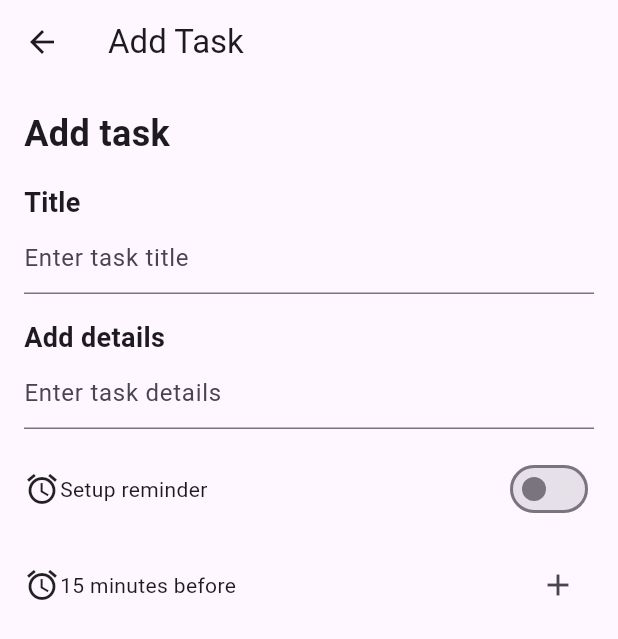
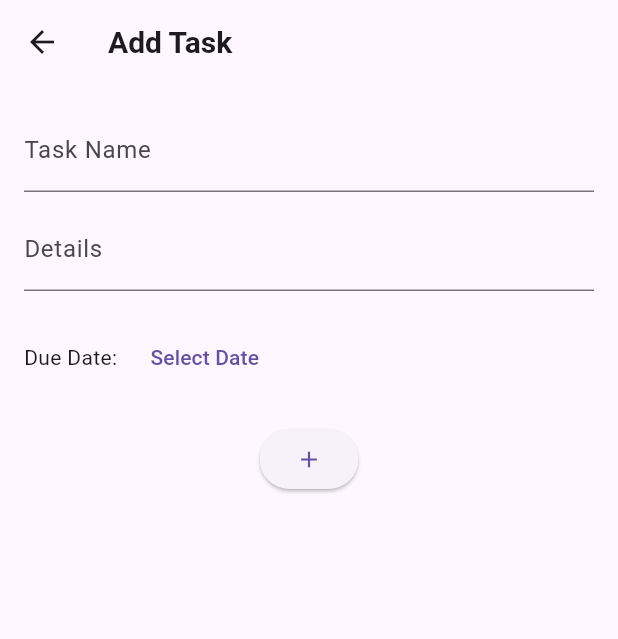
Before and after one commit to Kylaaajy/cc206-dolisto, a Flutter app: the AddTask screen opened by its route, after a tap on the "add" icon, on a phone screen of 412 x 824 dp. Shown: the top 639 px of the screen. Run offline on Flutter 3.47's test engine with Material 3 defaults, Android fonts, the phone set to English and light mode, and no system bars; our stand-ins replace sqflite, table_calendar; accounts and stored records are empty.

Commit message:
edited the codes

```diff
--- a/lib/Features/add_task.dart
+++ b/lib/Features/add_task.dart
@@ -1,78 +1,98 @@
 import 'package:flutter/material.dart';
 
-class AddTask extends StatelessWidget {
-  const AddTask({Key? key}) : super(key: key);
+class AddTask extends StatefulWidget {
+  @override
+  _AddTaskState createState() => _AddTaskState();
+}
+
+class _AddTaskState extends State<AddTask> {
+  final TextEditingController _taskController = TextEditingController();
+  final TextEditingController _detailsController = TextEditingController();
+  DateTime? _selectedDate; // Make _selectedDate nullable
 
   @override
   Widget build(BuildContext context) {
     return Scaffold(
       appBar: AppBar(
-        title: Text("Add Task"),
+        title: Text(
+          'Add Task',
+          style: TextStyle(
+            fontSize: 20,
+            fontWeight: FontWeight.bold,
+          ),
+        ),
       ),
       body: Padding(
         padding: const EdgeInsets.all(16.0),
         child: Column(
-          crossAxisAlignment: CrossAxisAlignment.start,
           children: [
-            Text(
-              "Add task",
-              style: TextStyle(
-                fontSize: 24,
-                fontWeight: FontWeight.bold,
-              ),
+            TextField(
+              controller: _taskController,
+              decoration: InputDecoration(labelText: 'Task Name'),
             ),
-            SizedBox(height: 16.0),
-            Text(
-              "Title",
-              style: TextStyle(
-                fontSize: 18,
-                fontWeight: FontWeight.bold,
-              ),
+            SizedBox(height: 10),
+            TextField(
+              controller: _detailsController,
+              decoration:
+                  InputDecoration(labelText: 'Details'), // Add details field
             ),
-            TextFormField(
-              decoration: InputDecoration(
-                hintText: "Enter task title",
-              ),
-            ),
-            SizedBox(height: 16.0),
-            Text(
-              "Add details",
-              style: TextStyle(
-                fontSize: 18,
-                fontWeight: FontWeight.bold,
-              ),
-            ),
-            TextFormField(
-              decoration: InputDecoration(
-                hintText: "Enter task details",
-              ),
-            ),
-            SizedBox(height: 16.0),
+            SizedBox(height: 20),
             Row(
               children: [
-                Icon(Icons.alarm),
-                Text("Setup reminder"),
-                Spacer(),
-                Switch(value: false, onChanged: (value) {}),
+                Text('Due Date:'),
+                SizedBox(width: 10),
+                TextButton(
+                  onPressed: () {
+                    _selectDate(context);
+                  },
+                  child: Text(
+                    _selectedDate != null
+                        ? '${_selectedDate!.toLocal()}'.split(' ')[0]
+                        : 'Select Date',
+                  ),
+                ),
               ],
             ),
-            SizedBox(height: 16.0),
-            Row(
-              children: [
-                Icon(Icons.alarm),
-                Text("15 minutes before"),
-                Spacer(),
-                IconButton(
-                  icon: Icon(Icons.add),
-                  onPressed: () {
-                    // Implement add reminder logic
-                  },
-                ),
-              ],
+            SizedBox(height: 20),
+            ElevatedButton(
+              onPressed: () {
+                _addTask();
+              },
+              child: Icon(Icons.add),
             ),
           ],
         ),
       ),
     );
   }
+
+  Future<void> _selectDate(BuildContext context) async {
+    final DateTime? picked = await showDatePicker(
+      context: context,
+      initialDate: _selectedDate ?? DateTime.now(),
+      firstDate: DateTime.now(),
+      lastDate: DateTime(2101),
+    );
+
+    if (picked != null && picked != _selectedDate) {
+      setState(() {
+        _selectedDate = picked;
+      });
+    }
+  }
+
+  void _addTask() {
+    if (_taskController.text.isNotEmpty && _selectedDate != null) {
+      //Use a callback function to pass the task to the previous screen.
+      Navigator.pop(
+        context,
+        {
+          'name': _taskController.text,
+          'details': _detailsController.text,
+          'dueDate': _selectedDate!,
+          'isDone': false,
+        },
+      );
+    }
+  }
 }
--- a/lib/Features/task_list_screen.dart
+++ b/lib/Features/task_list_screen.dart
@@ -172,7 +172,7 @@ class _TaskListScreenState extends State<TaskListScreen> {
       body: Column(
         children: [
           Text(
-            'Task',
+            'Task', // Added "Task" text as a title
             style: TextStyle(
               fontSize: 20,
               fontWeight: FontWeight.bold,
--- a/lib/main.dart
+++ b/lib/main.dart
@@ -2,7 +2,7 @@ import 'package:flutter/material.dart';
 import 'package:cc206_dolisto/Features/task_list_screen.dart';
 import 'features/add_task.dart';
 import 'package:cc206_dolisto/Features/delete_task.dart';
-import 'Features/calendar_page.dart';
+import 'package:cc206_dolisto/Features/calendar_page.dart';
 
 void main() {
   runApp(MyApp());
```
Also changed, not shown: lib/features/delete_task.dart (line endings or trailing spaces).
